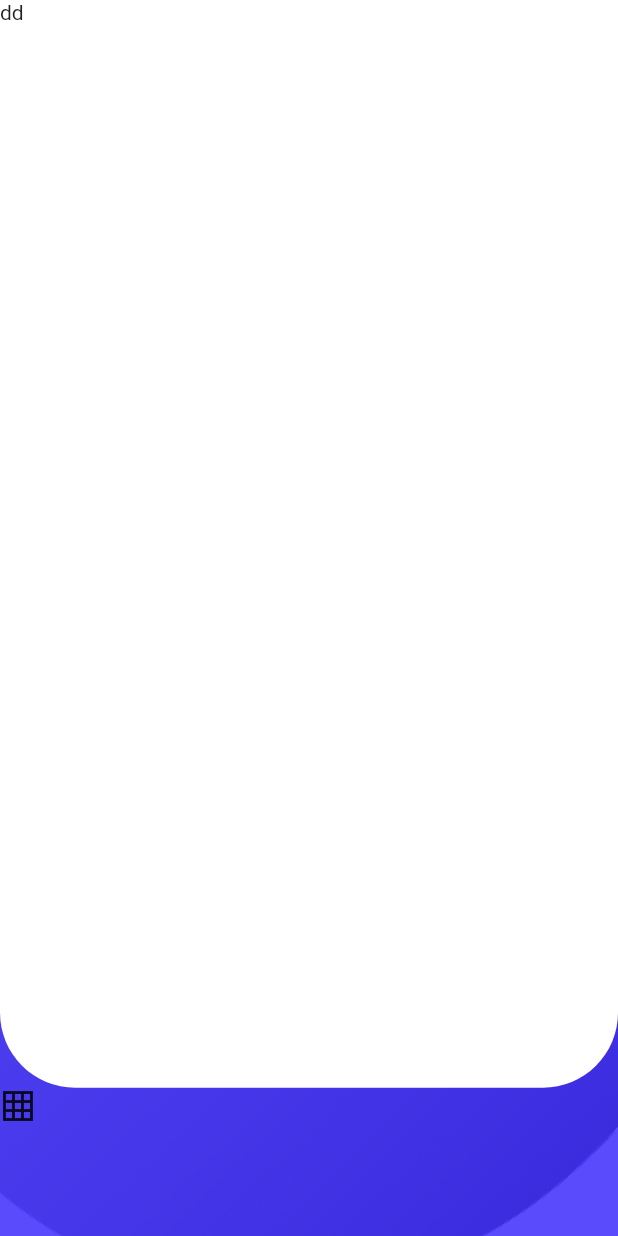
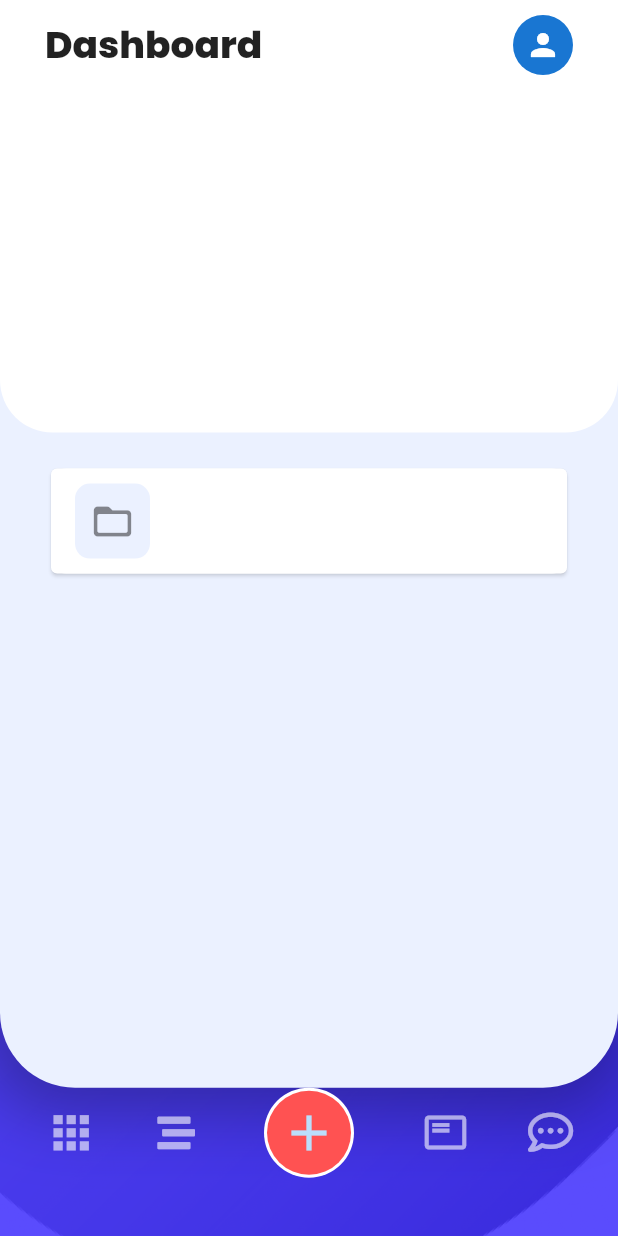
Before and after one commit to codesalley/pre-cure, a Flutter app: the screen it shows after launch, on a phone screen of 412 x 824 dp. Run offline on Flutter 3.47's test engine with Material 2 defaults, Android fonts, the phone set to English and light mode, and no system bars; our stand-ins replace font_awesome_flutter.

Commit message:
dashboard done

```diff
--- /dev/null
+++ b/lib/constants.dart
@@ -0,0 +1,3 @@
+import 'package:flutter/material.dart';
+
+const KmainColor = Color(0xffEBF1FF);
--- a/lib/main.dart
+++ b/lib/main.dart
@@ -9,7 +9,10 @@ class MyApp extends StatelessWidget {
   @override
   Widget build(BuildContext context) {
     return MaterialApp(
-      theme: ThemeData(),
+      // vi: VisualDensity.adaptivePlatformDensity,
+      theme: ThemeData(
+        visualDensity: VisualDensity.adaptivePlatformDensity,
+      ),
       home: Scaffold(
         body: DashBoard(),
       ),
--- a/lib/screens/dashboard.dart
+++ b/lib/screens/dashboard.dart
@@ -1,4 +1,6 @@
 import 'package:flutter/material.dart';
+import 'package:font_awesome_flutter/font_awesome_flutter.dart';
+import 'package:pre_cure/constants.dart';
 
 class DashBoard extends StatelessWidget {
   @override
@@ -18,7 +20,15 @@ class DashBoard extends StatelessWidget {
         children: [
           Container(
             decoration: BoxDecoration(
-              color: Colors.white,
+              boxShadow: [
+                BoxShadow(
+                  color: Colors.black.withOpacity(0.3),
+                  offset: Offset(-2, 5),
+                  spreadRadius: 10,
+                  blurRadius: 40,
+                )
+              ],
+              color: KmainColor,
               borderRadius: BorderRadius.only(
                 bottomLeft: Radius.circular(50),
                 bottomRight: Radius.circular(50),
@@ -26,15 +36,145 @@ class DashBoard extends StatelessWidget {
             ),
             height: kHeight * 0.88,
             width: kWidth,
-            child: Text('dd'),
+            child: SafeArea(
+              child: Column(
+                children: [
+                  Container(
+                    padding: EdgeInsets.only(
+                      left: 30,
+                      right: 30,
+                      top: 10,
+                    ),
+                    decoration: BoxDecoration(
+                      color: Colors.white,
+                      borderRadius: BorderRadius.only(
+                        bottomLeft: Radius.circular(35),
+                        bottomRight: Radius.circular(35),
+                      ),
+                    ),
+                    width: kWidth,
+                    height: kHeight * 0.35,
+                    child: Column(
+                      children: [
+                        Row(
+                          mainAxisAlignment: MainAxisAlignment.spaceBetween,
+                          children: [
+                            Text(
+                              'Dashboard',
+                              style: TextStyle(
+                                fontSize: 25,
+                                fontFamily: 'Poppins',
+                                fontWeight: FontWeight.w900,
+                              ),
+                            ),
+                            CircleAvatar(
+                              child: Icon(Icons.person),
+                            ),
+                          ],
+                        ),
+                      ],
+                    ),
+                  ),
+                  SizedBox(
+                    height: 20,
+                  ),
+                  Padding(
+                    padding: EdgeInsets.symmetric(horizontal: 30),
+                    child: Column(
+                      children: [
+                        Card(
+                          elevation: 1,
+                          shadowColor: KmainColor,
+                          child: Container(
+                            height: 70,
+                            decoration: BoxDecoration(
+                              color: Colors.white,
+                              borderRadius: BorderRadius.circular(10),
+                            ),
+                            child: Center(
+                              child: ListTile(
+                                //tileColor: Colors.white,
+                                leading: Container(
+                                  decoration: BoxDecoration(
+                                    color: KmainColor,
+                                    borderRadius: BorderRadius.circular(10),
+                                  ),
+                                  width: 50,
+                                  height: 50,
+                                  child: Icon(
+                                    Icons.folder_open_rounded,
+                                    size: 30,
+                                  ),
+                                ),
+                              ),
+                            ),
+                          ),
+                        )
+                      ],
+                    ),
+                  ),
+                ],
+              ),
+            ),
           ),
-          Container(
-            child: Row(
-              children: [
-                Icon(
-                  Icons.grid_on_sharp,
-                )
-              ],
+          SafeArea(
+            child: Align(
+              alignment: FractionalOffset.bottomCenter,
+              child: Container(
+                margin: EdgeInsets.only(left: 30, right: 30),
+                // margin: EdgeInsets.only(bottom: 5),
+                child: Row(
+                  mainAxisAlignment: MainAxisAlignment.spaceBetween,
+                  children: [
+                    Row(
+                      children: [
+                        Icon(
+                          Icons.apps,
+                          color: Colors.white60,
+                          size: 35,
+                        ),
+                        SizedBox(
+                          width: 40,
+                        ),
+                        Icon(
+                          FontAwesomeIcons.stream,
+                          color: Colors.white60,
+                          size: 25,
+                        ),
+                      ],
+                    ),
+                    CircleAvatar(
+                      radius: 30,
+                      backgroundColor: Colors.white,
+                      child: CircleAvatar(
+                        radius: 28,
+                        backgroundColor: Colors.redAccent,
+                        child: Icon(
+                          Icons.add,
+                          size: 40,
+                        ),
+                      ),
+                    ),
+                    Row(
+                      children: [
+                        Icon(
+                          Icons.featured_play_list_outlined,
+                          color: Colors.white60,
+                          size: 30,
+                        ),
+                        SizedBox(
+                          width: 40,
+                        ),
+                        Icon(
+                          FontAwesomeIcons.commentDots,
+                          color: Colors.white60,
+                          size: 30,
+                        ),
+                      ],
+                    ),
+                  ],
+                ),
+              ),
             ),
           ),
         ],
```
Also changed, not shown: pubspec.yaml (+12 -6 lines), fonts/Poppins-Bold.ttf (added), fonts/Poppins-ExtraBold.ttf (added), fonts/Poppins-Light.ttf (added), fonts/Poppins-Medium.ttf (added), fonts/Poppins-Regular.ttf (added), pubspec.lock.
